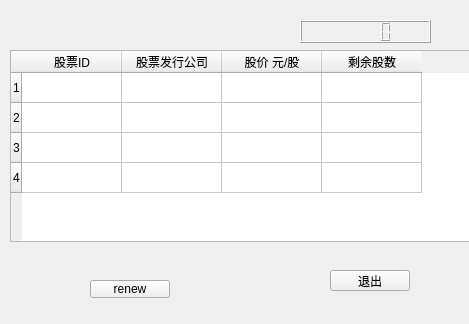
Before: the Qt Designer form src/AllWindow/gushi.ui in Hypn0tised-ysy/stock-project, drawn with Qt 5.
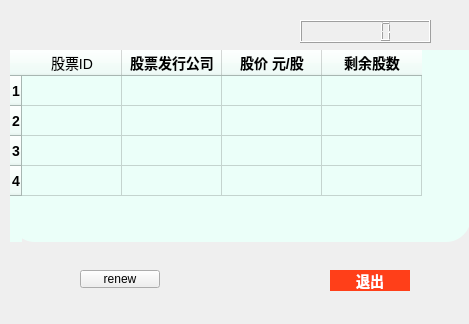
After: the same form once the commit is applied.

```diff
--- a/src/AllWindow/gushi.ui
+++ b/src/AllWindow/gushi.ui
@@ -22,6 +22,18 @@
      <height>192</height>
     </rect>
    </property>
+   <property name="font">
+    <font>
+     <pointsize>-1</pointsize>
+     <italic>false</italic>
+     <bold>true</bold>
+    </font>
+   </property>
+   <property name="styleSheet">
+    <string notr="true">background-color: rgb(235, 255, 249);
+border-radius:25px;    /*设置圆角半径 */
+font:bold 14px;		/*设置按钮文字和大小*/</string>
+   </property>
    <row/>
    <row/>
    <row/>
@@ -62,6 +74,16 @@
      <height>21</height>
     </rect>
    </property>
+   <property name="styleSheet">
+    <string notr="true">QPushButton{
+	background-color: rgb(255, 63, 25);
+border-color: rgb(138, 255, 255);
+border-radius:25px;    /*设置圆角半径 */
+padding:2px 4px;  /*QFrame边框与内部其它部件的距离*/
+color:white;		/*字体颜色*/
+font:bold 14px;		/*设置按钮文字和大小*/
+}</string>
+   </property>
    <property name="text">
     <string>退出</string>
    </property>
@@ -69,8 +91,8 @@
   <widget class="QPushButton" name="show">
    <property name="geometry">
     <rect>
-     <x>90</x>
-     <y>280</y>
+     <x>80</x>
+     <y>270</y>
      <width>80</width>
      <height>18</height>
     </rect>
```
